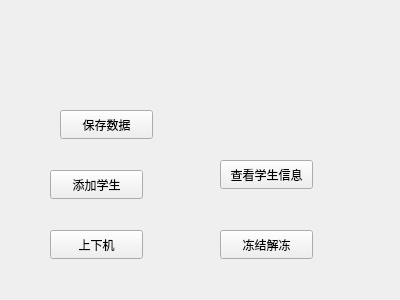
This is menu.ui in kagura114/NetCard as Qt 5 draws it before an edit. The edited form follows.
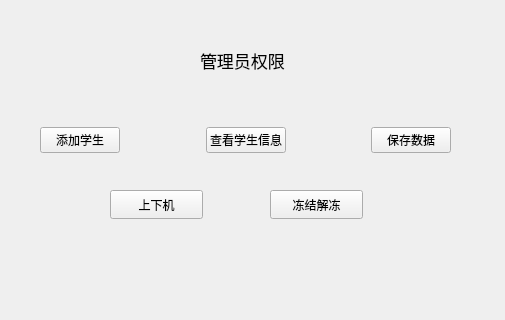
This is the edited form.

Diff of the .ui file:
```diff
--- a/menu.ui
+++ b/menu.ui
@@ -6,44 +6,18 @@
    <rect>
     <x>0</x>
     <y>0</y>
-    <width>400</width>
-    <height>300</height>
+    <width>505</width>
+    <height>320</height>
    </rect>
   </property>
   <property name="windowTitle">
    <string>Form</string>
   </property>
-  <widget class="QPushButton" name="SaveData">
-   <property name="geometry">
-    <rect>
-     <x>60</x>
-     <y>110</y>
-     <width>93</width>
-     <height>29</height>
-    </rect>
-   </property>
-   <property name="text">
-    <string>保存数据</string>
-   </property>
-  </widget>
-  <widget class="QPushButton" name="AddStudent">
-   <property name="geometry">
-    <rect>
-     <x>50</x>
-     <y>170</y>
-     <width>93</width>
-     <height>29</height>
-    </rect>
-   </property>
-   <property name="text">
-    <string>添加学生</string>
-   </property>
-  </widget>
   <widget class="QPushButton" name="UsenUnuse">
    <property name="geometry">
     <rect>
-     <x>50</x>
-     <y>230</y>
+     <x>110</x>
+     <y>190</y>
      <width>93</width>
      <height>29</height>
     </rect>
@@ -55,8 +29,8 @@
   <widget class="QPushButton" name="FreezenUnF">
    <property name="geometry">
     <rect>
-     <x>220</x>
-     <y>230</y>
+     <x>270</x>
+     <y>190</y>
      <width>93</width>
      <height>29</height>
     </rect>
@@ -65,19 +39,83 @@
     <string>冻结解冻</string>
    </property>
   </widget>
-  <widget class="QPushButton" name="ViewData">
+  <widget class="QLabel" name="label">
    <property name="geometry">
     <rect>
-     <x>220</x>
-     <y>160</y>
-     <width>93</width>
-     <height>29</height>
+     <x>200</x>
+     <y>50</y>
+     <width>91</width>
+     <height>21</height>
     </rect>
    </property>
+   <property name="font">
+    <font>
+     <pointsize>13</pointsize>
+    </font>
+   </property>
    <property name="text">
-    <string>查看学生信息</string>
+    <string>管理员权限</string>
    </property>
   </widget>
+  <widget class="QWidget" name="">
+   <property name="geometry">
+    <rect>
+     <x>40</x>
+     <y>115</y>
+     <width>411</width>
+     <height>51</height>
+    </rect>
+   </property>
+   <layout class="QHBoxLayout" name="horizontalLayout">
+    <item>
+     <widget class="QPushButton" name="AddStudent">
+      <property name="text">
+       <string>添加学生</string>
+      </property>
+     </widget>
+    </item>
+    <item>
+     <spacer name="horizontalSpacer">
+      <property name="orientation">
+       <enum>Qt::Horizontal</enum>
+      </property>
+      <property name="sizeHint" stdset="0">
+       <size>
+        <width>40</width>
+        <height>20</height>
+       </size>
+      </property>
+     </spacer>
+    </item>
+    <item>
+     <widget class="QPushButton" name="ViewData">
+      <property name="text">
+       <string>查看学生信息</string>
+      </property>
+     </widget>
+    </item>
+    <item>
+     <spacer name="horizontalSpacer_2">
+      <property name="orientation">
+       <enum>Qt::Horizontal</enum>
+      </property>
+      <property name="sizeHint" stdset="0">
+       <size>
+        <width>40</width>
+        <height>20</height>
+       </size>
+      </property>
+     </spacer>
+    </item>
+    <item>
+     <widget class="QPushButton" name="SaveData">
+      <property name="text">
+       <string>保存数据</string>
+      </property>
+     </widget>
+    </item>
+   </layout>
+  </widget>
  </widget>
  <resources/>
  <connections/>
```
